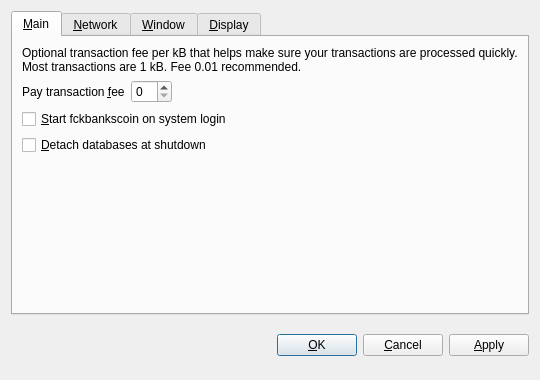
Qt form src/qt/forms/optionsdialog.ui (fckbankscoin/fckbankscoin) before a commit.
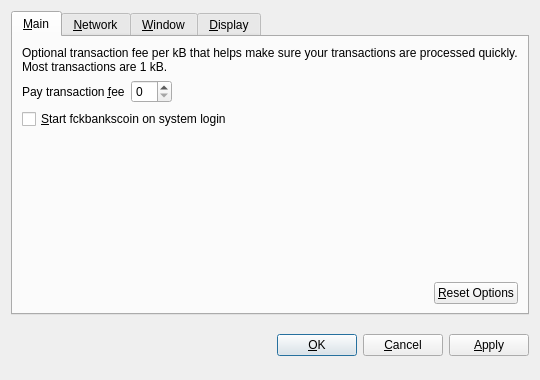
The same form after that commit. The open tabs and pages were chosen to show the change. Custom widgets are drawn as their Qt base class.

```diff
--- a/src/qt/forms/optionsdialog.ui
+++ b/src/qt/forms/optionsdialog.ui
@@ -33,7 +33,7 @@
        <item>
         <widget class="QLabel" name="transactionFeeInfoLabel">
          <property name="text">
-          <string>Optional transaction fee per kB that helps make sure your transactions are processed quickly. Most transactions are 1 kB. Fee 0.01 recommended.</string>
+          <string>Optional transaction fee per kB that helps make sure your transactions are processed quickly. Most transactions are 1 kB.</string>
          </property>
          <property name="textFormat">
           <enum>Qt::PlainText</enum>
@@ -86,16 +86,6 @@
          </property>
         </widget>
        </item>
-       <item>
-        <widget class="QCheckBox" name="detachDatabases">
-         <property name="toolTip">
-          <string>Detach block and address databases at shutdown. This means they can be moved to another data directory, but it slows down shutdown. The wallet is always detached.</string>
-         </property>
-         <property name="text">
-          <string>&amp;Detach databases at shutdown</string>
-         </property>
-        </widget>
-       </item>
        <item>
         <spacer name="verticalSpacer_Main">
          <property name="orientation">
@@ -109,6 +99,36 @@
          </property>
         </spacer>
        </item>
+       <item>
+        <layout class="QHBoxLayout" name="horizontalLayout_2_Main">
+         <item>
+          <spacer name="horizontalSpacer_2_Main">
+           <property name="orientation">
+            <enum>Qt::Horizontal</enum>
+           </property>
+           <property name="sizeHint" stdset="0">
+            <size>
+             <width>40</width>
+             <height>20</height>
+            </size>
+           </property>
+          </spacer>
+         </item>
+         <item>
+          <widget class="QPushButton" name="resetButton">
+           <property name="toolTip">
+            <string>Reset all client options to default.</string>
+           </property>
+           <property name="text">
+            <string>&amp;Reset Options</string>
+           </property>
+           <property name="autoDefault">
+            <bool>false</bool>
+           </property>
+          </widget>
+         </item>
+        </layout>
+       </item>
       </layout>
      </widget>
      <widget class="QWidget" name="tabNetwork">
```
Left out of the diff: 22 changed lines with no effect on the pictures.
